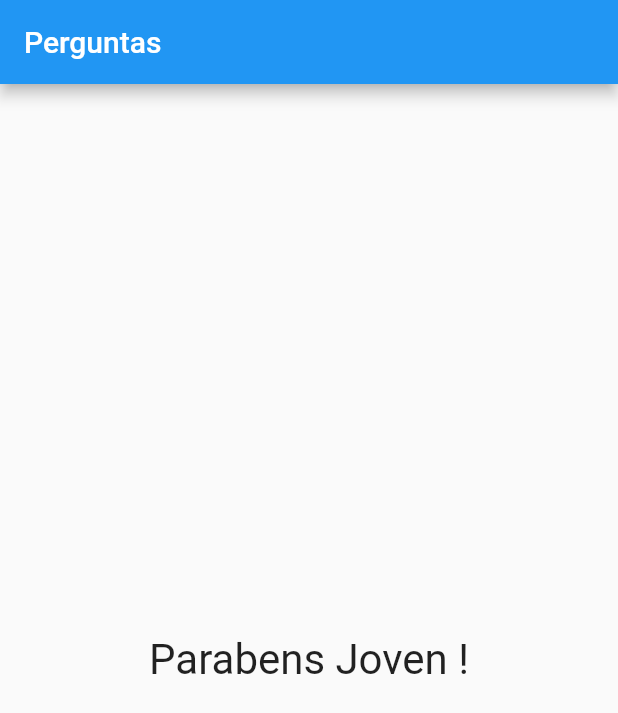
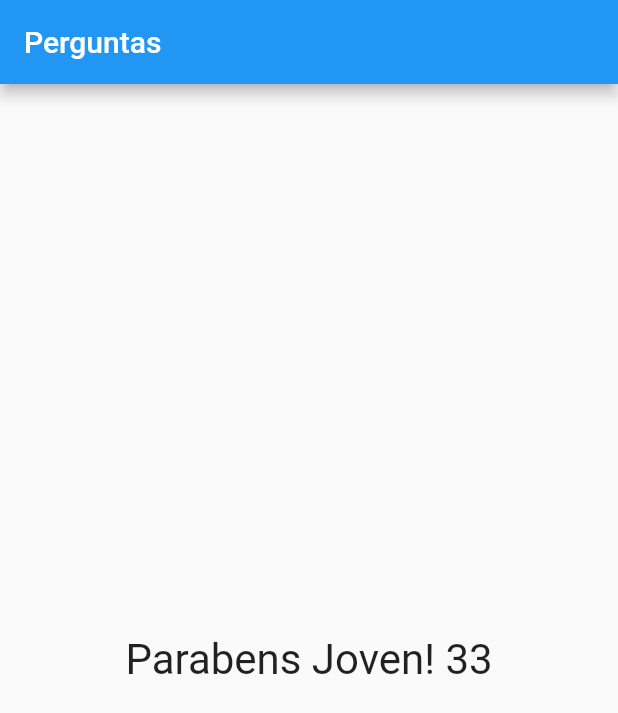
Before and after one commit to cherobim22/Flutter, a Flutter app: the screen it shows after launch, after a tap on "azul", after a tap on "motoboy", after a tap on "comer", on a phone screen of 412 x 824 dp. Shown: the top 713 px of the screen. Run offline on Flutter 3.47's test engine with Material 2 defaults, Android fonts, the phone set to English and light mode, and no system bars.

Commit message:
add a quiz component

```diff
--- /dev/null
+++ b/dev/lib/components/quiz.dart
@@ -0,0 +1,35 @@
+// ignore_for_file: deprecated_member_use
+
+import 'package:flutter/material.dart';
+import './question.dart';
+import './answear.dart';
+
+class Quiz extends StatelessWidget {
+  final List<Map<String, Object>> questions;
+  final int questionSelected;
+  final void Function() toRespond;
+
+  Quiz({
+    required this.questions,
+    required this.questionSelected,
+    required this.toRespond
+  });
+
+  bool get hasQuestionSelected {
+    return questionSelected < questions.length;
+  }
+
+
+
+  @override
+  Widget build(BuildContext context) {
+
+    List<String> res = hasQuestionSelected  ? questions[questionSelected].cast()['resp'] : [];
+    return Column(
+          children: <Widget>[
+            Question(questions[questionSelected]['text'].toString()),
+            ...res.map((text) => Answear(text, toRespond)).toList() // todos os elementos na lista
+          ],
+        );
+  }
+}
--- a/dev/lib/main.dart
+++ b/dev/lib/main.dart
@@ -1,7 +1,6 @@
+import 'package:dev/components/result.dart';
 import 'package:flutter/material.dart';
-import 'components/question.dart';
-import 'components/answear.dart';
-import 'components/result.dart';
+import 'components/quiz.dart';
 
 void main() {
   runApp(const PerguntaApp());
@@ -25,7 +24,7 @@ class _PerguntaAppState extends State<PerguntaApp>{
       }
     ];
 
-  void _responder (){
+  void _respond (){
    if(hasQuestionSelected){
       setState(() {
       _selectedQuestion++;
@@ -39,22 +38,14 @@ class _PerguntaAppState extends State<PerguntaApp>{
 
   @override
   Widget build(BuildContext context) {
-
-    List<String> res = hasQuestionSelected ? _perguntas[_selectedQuestion].cast()['resp'] : [];
-    List<Widget> widgets = res.map((text) => Answear(text, _responder)).toList();
-
     return MaterialApp(
       home: Scaffold(
         appBar: AppBar(
           title: const Text("Perguntas"),
         ),
-        body: hasQuestionSelected ? Column(
-          children: <Widget>[
-            Question(_perguntas[_selectedQuestion]['text'].toString()),
-            ...widgets // todos os elementos na lista
-
-          ],
-        ) : Result("Parabens Joven !")
+        body: hasQuestionSelected
+          ? Quiz(questions: _perguntas, questionSelected: _selectedQuestion, toRespond: _respond)
+          : Result("Parabens Joven! 33")
       ),
     );
   }
```
